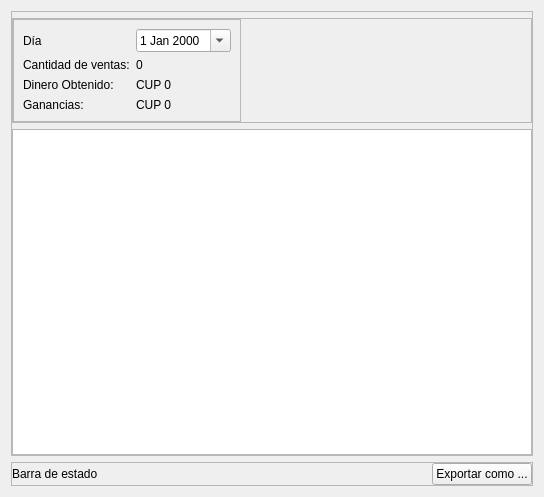
First picture: the form in view/ui/day_sale_report.ui, repository R0land013/blue-pos, before the edit.
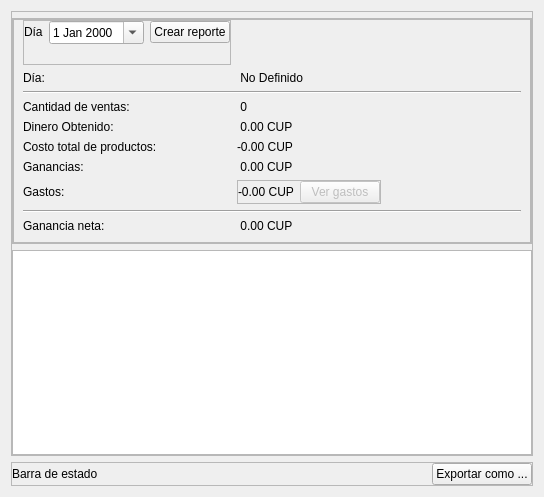
Second picture: the form after the edit.

Commit message: Style: Añadidos el costo, los gastos y la ganancia neta a la vista de reporte diario

Diff of the .ui file:
```diff
--- a/view/ui/day_sale_report.ui
+++ b/view/ui/day_sale_report.ui
@@ -60,6 +60,9 @@
          <property name="topMargin">
           <number>0</number>
          </property>
+         <property name="rightMargin">
+          <number>0</number>
+         </property>
          <property name="bottomMargin">
           <number>0</number>
          </property>
@@ -72,78 +75,269 @@
             <enum>QFrame::Raised</enum>
            </property>
            <layout class="QGridLayout" name="gridLayout">
-            <item row="1" column="0">
+            <property name="topMargin">
+             <number>0</number>
+            </property>
+            <item row="4" column="0">
              <widget class="QLabel" name="label_2">
+              <property name="sizePolicy">
+               <sizepolicy hsizetype="Maximum" vsizetype="Maximum">
+                <horstretch>0</horstretch>
+                <verstretch>0</verstretch>
+               </sizepolicy>
+              </property>
               <property name="text">
                <string>Cantidad de ventas:</string>
               </property>
              </widget>
             </item>
-            <item row="1" column="1">
+            <item row="4" column="1">
              <widget class="QLabel" name="sale_quantity_label">
-              <property name="text">
-               <string>0</string>
+              <property name="sizePolicy">
+               <sizepolicy hsizetype="Maximum" vsizetype="Maximum">
+                <horstretch>0</horstretch>
+                <verstretch>0</verstretch>
+               </sizepolicy>
               </property>
-             </widget>
-            </item>
-            <item row="0" column="0">
-             <widget class="QLabel" name="label">
               <property name="text">
-               <string>Día</string>
+               <string> 0</string>
               </property>
              </widget>
             </item>
-            <item row="0" column="1">
-             <widget class="QDateEdit" name="day_date_edit">
-              <property name="calendarPopup">
-               <bool>true</bool>
+            <item row="7" column="1">
+             <widget class="QLabel" name="profit_money_label">
+              <property name="sizePolicy">
+               <sizepolicy hsizetype="Maximum" vsizetype="Maximum">
+                <horstretch>0</horstretch>
+                <verstretch>0</verstretch>
+               </sizepolicy>
               </property>
-             </widget>
-            </item>
-            <item row="2" column="1">
-             <widget class="QLabel" name="payment_money_label">
               <property name="text">
-               <string>CUP 0</string>
+               <string> 0.00 CUP</string>
               </property>
              </widget>
             </item>
             <item row="2" column="0">
+             <widget class="QLabel" name="label_3">
+              <property name="sizePolicy">
+               <sizepolicy hsizetype="Maximum" vsizetype="Maximum">
+                <horstretch>0</horstretch>
+                <verstretch>0</verstretch>
+               </sizepolicy>
+              </property>
+              <property name="text">
+               <string>Día:</string>
+              </property>
+             </widget>
+            </item>
+            <item row="5" column="0">
              <widget class="QLabel" name="label_4">
+              <property name="sizePolicy">
+               <sizepolicy hsizetype="Maximum" vsizetype="Maximum">
+                <horstretch>0</horstretch>
+                <verstretch>0</verstretch>
+               </sizepolicy>
+              </property>
               <property name="text">
                <string>Dinero Obtenido:</string>
               </property>
              </widget>
             </item>
-            <item row="3" column="0">
+            <item row="7" column="0">
              <widget class="QLabel" name="label_6">
+              <property name="sizePolicy">
+               <sizepolicy hsizetype="Maximum" vsizetype="Maximum">
+                <horstretch>0</horstretch>
+                <verstretch>0</verstretch>
+               </sizepolicy>
+              </property>
               <property name="text">
                <string>Ganancias:</string>
               </property>
              </widget>
             </item>
-            <item row="3" column="1">
-             <widget class="QLabel" name="profit_money_label">
+            <item row="5" column="1">
+             <widget class="QLabel" name="payment_money_label">
+              <property name="sizePolicy">
+               <sizepolicy hsizetype="Maximum" vsizetype="Maximum">
+                <horstretch>0</horstretch>
+                <verstretch>0</verstretch>
+               </sizepolicy>
+              </property>
               <property name="text">
-               <string>CUP 0</string>
+               <string> 0.00 CUP</string>
+              </property>
+             </widget>
+            </item>
+            <item row="2" column="1">
+             <widget class="QLabel" name="day_label">
+              <property name="sizePolicy">
+               <sizepolicy hsizetype="Maximum" vsizetype="Maximum">
+                <horstretch>0</horstretch>
+                <verstretch>0</verstretch>
+               </sizepolicy>
+              </property>
+              <property name="text">
+               <string> No Definido</string>
+              </property>
+             </widget>
+            </item>
+            <item row="6" column="0">
+             <widget class="QLabel" name="label_5">
+              <property name="text">
+               <string>Costo total de productos:</string>
+              </property>
+             </widget>
+            </item>
+            <item row="8" column="1">
+             <widget class="QFrame" name="frame_4">
+              <property name="frameShape">
+               <enum>QFrame::StyledPanel</enum>
+              </property>
+              <property name="frameShadow">
+               <enum>QFrame::Raised</enum>
+              </property>
+              <layout class="QHBoxLayout" name="horizontalLayout_3">
+               <property name="leftMargin">
+                <number>0</number>
+               </property>
+               <property name="topMargin">
+                <number>0</number>
+               </property>
+               <property name="rightMargin">
+                <number>0</number>
+               </property>
+               <property name="bottomMargin">
+                <number>0</number>
+               </property>
+               <item>
+                <widget class="QLabel" name="expense_money_label">
+                 <property name="text">
+                  <string>-0.00 CUP</string>
+                 </property>
+                </widget>
+               </item>
+               <item>
+                <widget class="QPushButton" name="expenses_button">
+                 <property name="enabled">
+                  <bool>false</bool>
+                 </property>
+                 <property name="cursor">
+                  <cursorShape>PointingHandCursor</cursorShape>
+                 </property>
+                 <property name="text">
+                  <string>Ver gastos</string>
+                 </property>
+                </widget>
+               </item>
+              </layout>
+             </widget>
+            </item>
+            <item row="9" column="0" colspan="3">
+             <widget class="Line" name="line_2">
+              <property name="orientation">
+               <enum>Qt::Horizontal</enum>
+              </property>
+             </widget>
+            </item>
+            <item row="10" column="0">
+             <widget class="QLabel" name="label_9">
+              <property name="text">
+               <string>Ganancia neta:</string>
+              </property>
+             </widget>
+            </item>
+            <item row="3" column="0" colspan="3">
+             <widget class="Line" name="line">
+              <property name="orientation">
+               <enum>Qt::Horizontal</enum>
+              </property>
+             </widget>
+            </item>
+            <item row="1" column="0">
+             <widget class="QFrame" name="frame_5">
+              <property name="frameShape">
+               <enum>QFrame::StyledPanel</enum>
+              </property>
+              <property name="frameShadow">
+               <enum>QFrame::Raised</enum>
+              </property>
+              <layout class="QHBoxLayout" name="horizontalLayout_4">
+               <property name="leftMargin">
+                <number>0</number>
+               </property>
+               <property name="topMargin">
+                <number>0</number>
+               </property>
+               <property name="rightMargin">
+                <number>0</number>
+               </property>
+               <property name="bottomMargin">
+                <number>20</number>
+               </property>
+               <item>
+                <widget class="QLabel" name="label_7">
+                 <property name="sizePolicy">
+                  <sizepolicy hsizetype="Maximum" vsizetype="Maximum">
+                   <horstretch>0</horstretch>
+                   <verstretch>0</verstretch>
+                  </sizepolicy>
+                 </property>
+                 <property name="text">
+                  <string>Día</string>
+                 </property>
+                </widget>
+               </item>
+               <item>
+                <widget class="QDateEdit" name="day_date_edit">
+                 <property name="calendarPopup">
+                  <bool>true</bool>
+                 </property>
+                </widget>
+               </item>
+               <item>
+                <widget class="QPushButton" name="create_report_button">
+                 <property name="sizePolicy">
+                  <sizepolicy hsizetype="Maximum" vsizetype="Maximum">
+                   <horstretch>0</horstretch>
+                   <verstretch>0</verstretch>
+                  </sizepolicy>
+                 </property>
+                 <property name="cursor">
+                  <cursorShape>PointingHandCursor</cursorShape>
+                 </property>
+                 <property name="text">
+                  <string>Crear reporte</string>
+                 </property>
+                </widget>
+               </item>
+              </layout>
+             </widget>
+            </item>
+            <item row="6" column="1">
+             <widget class="QLabel" name="total_cost_label">
+              <property name="text">
+               <string>-0.00 CUP</string>
+              </property>
+             </widget>
+            </item>
+            <item row="8" column="0">
+             <widget class="QLabel" name="label">
+              <property name="text">
+               <string>Gastos:</string>
+              </property>
+             </widget>
+            </item>
+            <item row="10" column="1">
+             <widget class="QLabel" name="net_profit_label">
+              <property name="text">
+               <string> 0.00 CUP</string>
               </property>
              </widget>
             </item>
            </layout>
           </widget>
          </item>
-         <item>
-          <spacer name="horizontalSpacer">
-           <property name="orientation">
-            <enum>Qt::Horizontal</enum>
-           </property>
-           <property name="sizeHint" stdset="0">
-            <size>
-             <width>40</width>
-             <height>20</height>
-            </size>
-           </property>
-          </spacer>
-         </item>
         </layout>
        </widget>
       </item>
```
Left out of the diff: 2 changed lines with no effect on the pictures.
